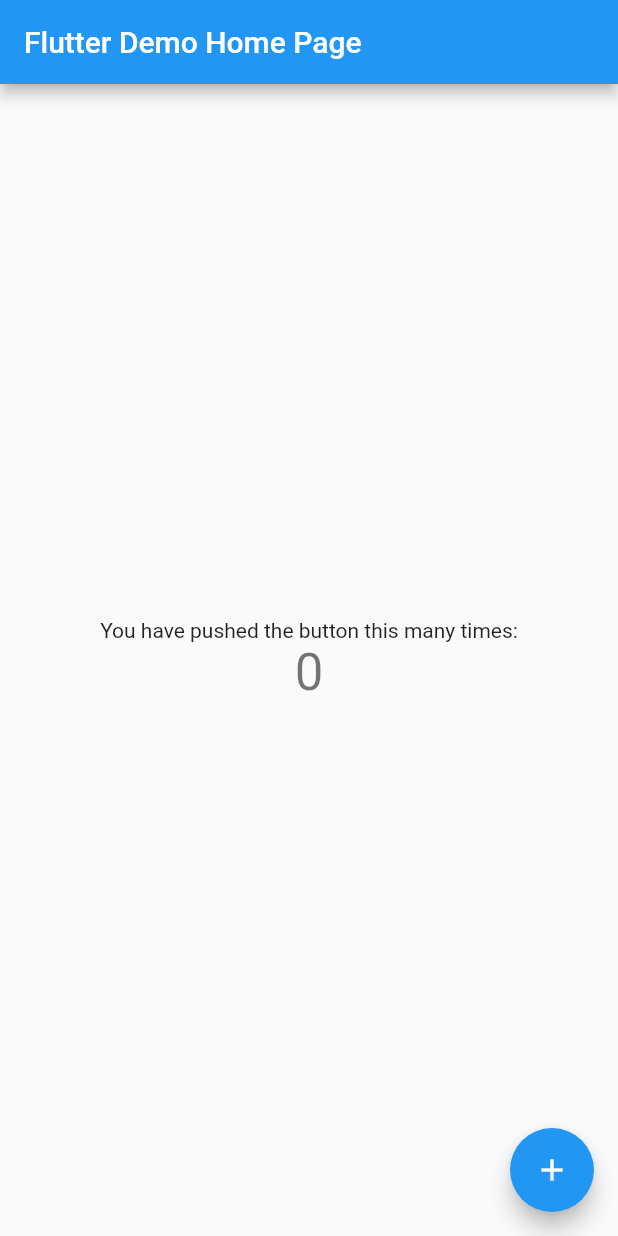
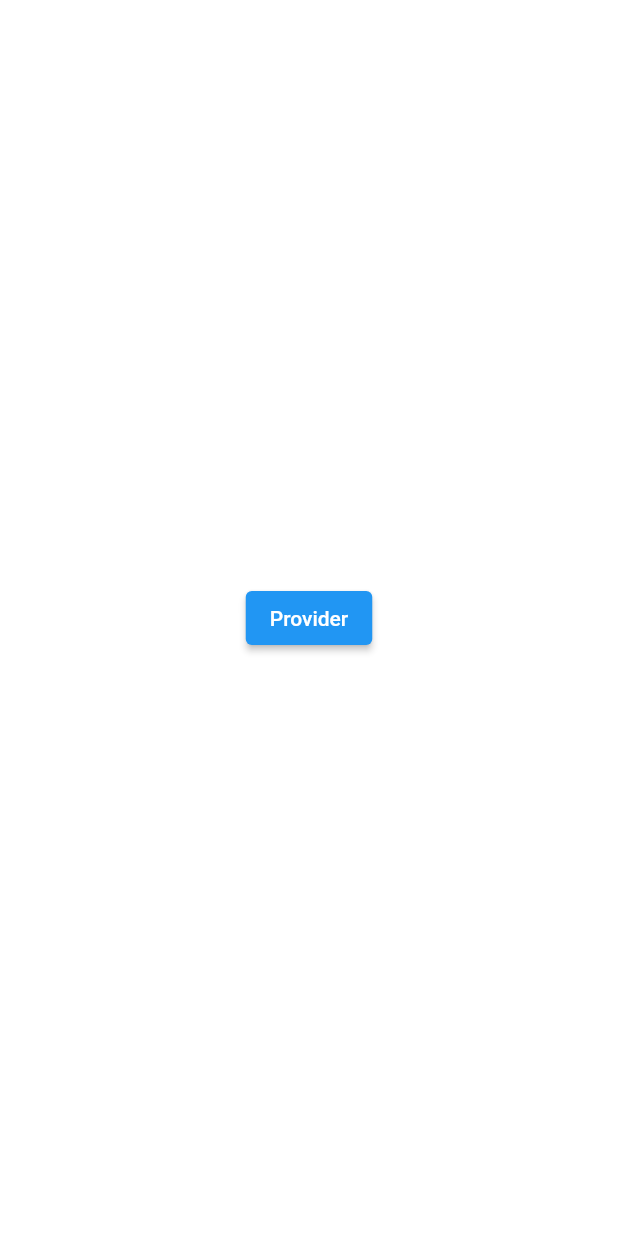
Before and after one commit to sunaranish17/flutter_riverpod_demo, a Flutter app: the screen it shows after launch, on a phone screen of 412 x 824 dp. Run offline on Flutter 3.47's test engine with Material 2 defaults, Android fonts, the phone set to English and light mode, and no system bars; our stand-ins replace hooks_riverpod.

Commit message:
Feat: Provider scope

```diff
--- a/lib/main.dart
+++ b/lib/main.dart
@@ -1,113 +1,10 @@
 import 'package:flutter/material.dart';
+import 'package:hooks_riverpod/hooks_riverpod.dart';
+import 'package:riverpod_flutter_demo/screens/home.dart';
 
 void main() {
-  runApp(MyApp());
+  runApp(ProviderScope(
+      child: MaterialApp(
+    home: Home(),
+  )));
 }
-
-class MyApp extends StatelessWidget {
-  // This widget is the root of your application.
-  @override
-  Widget build(BuildContext context) {
-    return MaterialApp(
-      title: 'Flutter Demo',
-      theme: ThemeData(
-        // This is the theme of your application.
-        //
-        // Try running your application with "flutter run". You'll see the
-        // application has a blue toolbar. Then, without quitting the app, try
-        // changing the primarySwatch below to Colors.green and then invoke
-        // "hot reload" (press "r" in the console where you ran "flutter run",
-        // or simply save your changes to "hot reload" in a Flutter IDE).
-        // Notice that the counter didn't reset back to zero; the application
-        // is not restarted.
-        primarySwatch: Colors.blue,
-      ),
-      home: MyHomePage(title: 'Flutter Demo Home Page'),
-    );
-  }
-}
-
-class MyHomePage extends StatefulWidget {
-  MyHomePage({Key? key, required this.title}) : super(key: key);
-
-  // This widget is the home page of your application. It is stateful, meaning
-  // that it has a State object (defined below) that contains fields that affect
-  // how it looks.
-
-  // This class is the configuration for the state. It holds the values (in this
-  // case the title) provided by the parent (in this case the App widget) and
-  // used by the build method of the State. Fields in a Widget subclass are
-  // always marked "final".
-
-  final String title;
-
-  @override
-  _MyHomePageState createState() => _MyHomePageState();
-}
-
-class _MyHomePageState extends State<MyHomePage> {
-  int _counter = 0;
-
-  void _incrementCounter() {
-    setState(() {
-      // This call to setState tells the Flutter framework that something has
-      // changed in this State, which causes it to rerun the build method below
-      // so that the display can reflect the updated values. If we changed
-      // _counter without calling setState(), then the build method would not be
-      // called again, and so nothing would appear to happen.
-      _counter++;
-    });
-  }
-
-  @override
-  Widget build(BuildContext context) {
-    // This method is rerun every time setState is called, for instance as done
-    // by the _incrementCounter method above.
-    //
-    // The Flutter framework has been optimized to make rerunning build methods
-    // fast, so that you can just rebuild anything that needs updating rather
-    // than having to individually change instances of widgets.
-    return Scaffold(
-      appBar: AppBar(
-        // Here we take the value from the MyHomePage object that was created by
-        // the App.build method, and use it to set our appbar title.
-        title: Text(widget.title),
-      ),
-      body: Center(
-        // Center is a layout widget. It takes a single child and positions it
-        // in the middle of the parent.
-        child: Column(
-          // Column is also a layout widget. It takes a list of children and
-          // arranges them vertically. By default, it sizes itself to fit its
-          // children horizontally, and tries to be as tall as its parent.
-          //
-          // Invoke "debug painting" (press "p" in the console, choose the
-          // "Toggle Debug Paint" action from the Flutter Inspector in Android
-          // Studio, or the "Toggle Debug Paint" command in Visual Studio Code)
-          // to see the wireframe for each widget.
-          //
-          // Column has various properties to control how it sizes itself and
-          // how it positions its children. Here we use mainAxisAlignment to
-          // center the children vertically; the main axis here is the vertical
-          // axis because Columns are vertical (the cross axis would be
-          // horizontal).
-          mainAxisAlignment: MainAxisAlignment.center,
-          children: <Widget>[
-            Text(
-              'You have pushed the button this many times:',
-            ),
-            Text(
-              '$_counter',
-              style: Theme.of(context).textTheme.headline4,
-            ),
-          ],
-        ),
-      ),
-      floatingActionButton: FloatingActionButton(
-        onPressed: _incrementCounter,
-        tooltip: 'Increment',
-        child: Icon(Icons.add),
-      ), // This trailing comma makes auto-formatting nicer for build methods.
-    );
-  }
-}
--- /dev/null
+++ b/lib/screens/home.dart
@@ -0,0 +1,35 @@
+import 'package:flutter/material.dart';
+import 'package:riverpod_flutter_demo/screens/provider_page.dart';
+
+class Home extends StatelessWidget {
+  const Home({Key? key}) : super(key: key);
+
+  @override
+  Widget build(BuildContext context) {
+    return MaterialApp(
+      debugShowCheckedModeBanner: false,
+      title: 'Riverpod Demo',
+      theme: ThemeData(
+        primarySwatch: Colors.blue,
+      ),
+      home: Container(
+          color: Colors.white,
+          child: Center(
+            child: Column(
+              mainAxisAlignment: MainAxisAlignment.center,
+              children: [
+                ElevatedButton(
+                  onPressed: () {
+                    Navigator.push(
+                      context,
+                      MaterialPageRoute(builder: (context) => ProviderPage()),
+                    );
+                  },
+                  child: Text("Provider"),
+                )
+              ],
+            ),
+          )),
+    );
+  }
+}
--- a/pubspec.yaml
+++ b/pubspec.yaml
@@ -28,6 +28,8 @@
   # The following adds the Cupertino Icons font to your application.
   # Use with the CupertinoIcons class for iOS style icons.
   cupertino_icons: ^1.0.2
+  flutter_hooks: ^0.18.0
+  hooks_riverpod: ^1.0.0-dev.7
 
 dev_dependencies:
   flutter_test:
```
Also changed, not shown: lib/screens/provider_page.dart (added, +26 -0 lines), pubspec.lock.
